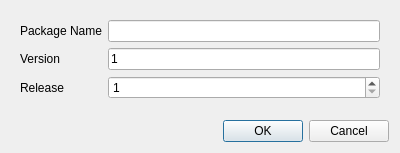
First picture: the form in ui/SaveAsRPMDialog.ui, repository OpenSCAP/scap-workbench, before the edit.
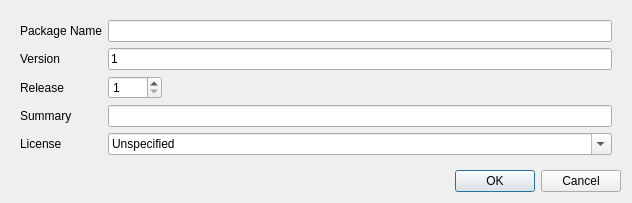
Second picture: the form after the edit.

Commit message: Allow custom summary and license when saving as RPM

What changed in the file:
```diff
--- a/ui/SaveAsRPMDialog.ui
+++ b/ui/SaveAsRPMDialog.ui
@@ -6,8 +6,8 @@
    <rect>
     <x>0</x>
     <y>0</y>
-    <width>400</width>
-    <height>153</height>
+    <width>632</width>
+    <height>183</height>
    </rect>
   </property>
   <property name="windowTitle">
@@ -17,6 +17,9 @@
    <item>
     <widget class="QWidget" name="widget" native="true">
      <layout class="QFormLayout" name="formLayout">
+      <property name="fieldGrowthPolicy">
+       <enum>QFormLayout::ExpandingFieldsGrow</enum>
+      </property>
       <item row="0" column="0">
        <widget class="QLabel" name="label">
         <property name="text">
@@ -58,6 +61,56 @@
         </property>
        </widget>
       </item>
+      <item row="3" column="0">
+       <widget class="QLabel" name="label_4">
+        <property name="text">
+         <string>Summary</string>
+        </property>
+       </widget>
+      </item>
+      <item row="4" column="0">
+       <widget class="QLabel" name="label_5">
+        <property name="text">
+         <string>License</string>
+        </property>
+       </widget>
+      </item>
+      <item row="3" column="1">
+       <widget class="QLineEdit" name="summary"/>
+      </item>
+      <item row="4" column="1">
+       <widget class="QComboBox" name="license">
+        <property name="sizePolicy">
+         <sizepolicy hsizetype="Expanding" vsizetype="Fixed">
+          <horstretch>0</horstretch>
+          <verstretch>0</verstretch>
+         </sizepolicy>
+        </property>
+        <property name="editable">
+         <bool>true</bool>
+        </property>
+        <item>
+         <property name="text">
+          <string>Unspecified</string>
+         </property>
+        </item>
+        <item>
+         <property name="text">
+          <string>Public Domain</string>
+         </property>
+        </item>
+        <item>
+         <property name="text">
+          <string>GPLv2+</string>
+         </property>
+        </item>
+        <item>
+         <property name="text">
+          <string>CC-BY-SA</string>
+         </property>
+        </item>
+       </widget>
+      </item>
      </layout>
     </widget>
    </item>
```
The commit also changes 1 other file.
